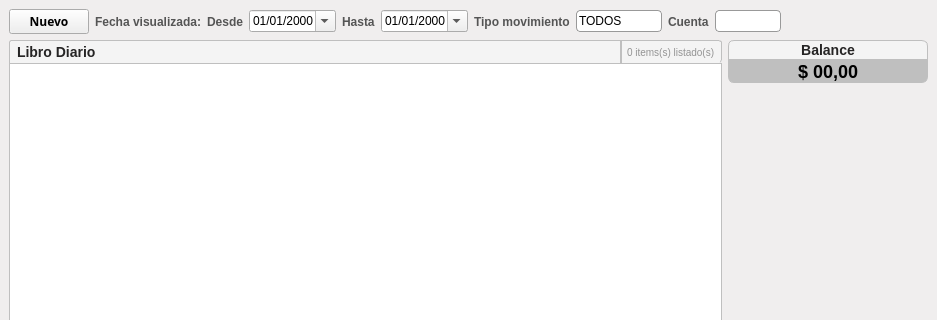
Old version of the form examples/Gestor-de-movimientos/movimiento/uis/libro_diario.ui in the repository informaticameg/Plasta; both pictures show x 0 to 937 and y 0 to 320 of the 937 by 600 pixel window.
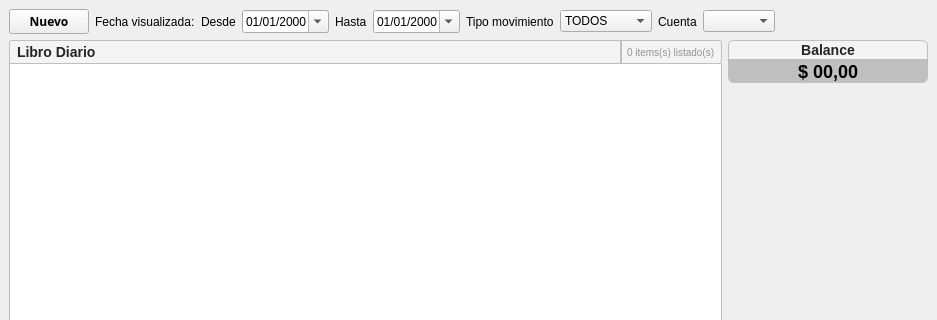
New version of the form. Icons and pictures are not drawn.

Patch:
```diff
--- a/examples/Gestor-de-movimientos/movimiento/uis/libro_diario.ui
+++ b/examples/Gestor-de-movimientos/movimiento/uis/libro_diario.ui
@@ -13,35 +13,6 @@
   <property name="windowTitle">
    <string>MainWindow</string>
   </property>
-  <property name="styleSheet">
-   <string notr="true">QMainWindow{
-background-color:#F0EEEE ;
-
-border-top-left-radius: 6px 6px;
-border-top-right-radius: 6px 6px;
-border-bottom-right-radius: 6px 6px;
-border-bottom-left-radius: 6px 6px;
-}
-
-QComboBox {
-border: 1px solid #999999; 
-border-radius: 4px;
-padding: 2px 2px 2px 2px;
-min-width: 6em;
-}
-
-QComboBox::down-arrow {
-image: url(:newPrefix/arrow_down.png);
-height: 10px;
-}
-QComboBox:editable {
-background: white;
-border-radius: 0px;
-}
-QComboBox::drop-down { border-style: none}
-
-QLabel{color:rgb(85, 85, 85);font:bold;font-family: Ubuntu, Helvetica, sans-serif;}</string>
-  </property>
   <widget class="QWidget" name="centralwidget">
    <layout class="QVBoxLayout" name="verticalLayout_4">
     <item>
```
Left out of the diff: 4 changed lines with no effect on the pictures.
